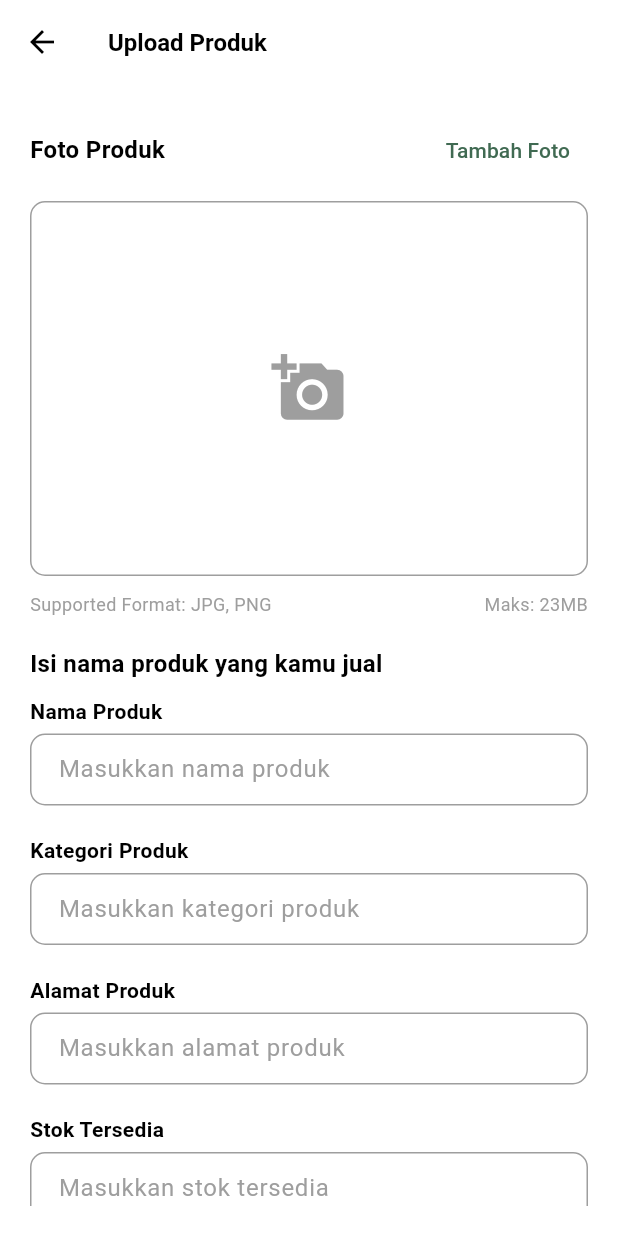
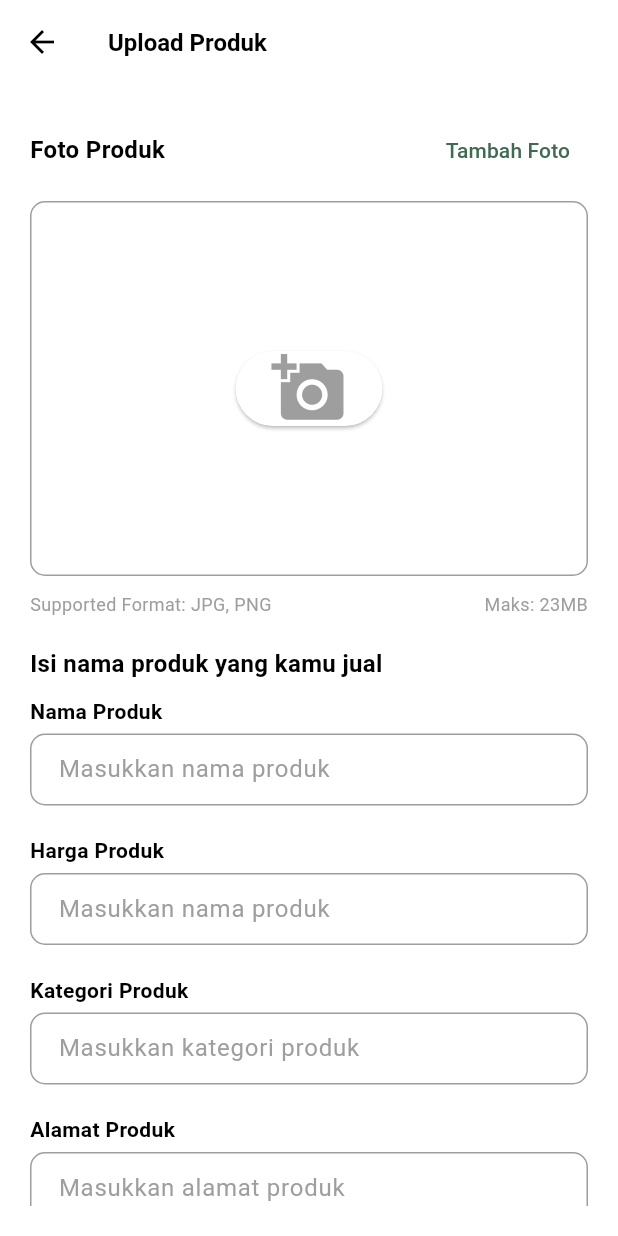
Before and after one commit to firdausmuh/agrolink_app, a Flutter app: the TokoScreen screen opened directly, after a tap on the "add" icon, on a phone screen of 412 x 824 dp. Run offline on Flutter 3.47's test engine with Material 3 defaults, Android fonts, the phone set to English and light mode, and no system bars; our stand-ins replace image_picker, shared_preferences; missing offline and left inert: dart:ffi; accounts and stored records are empty.

Commit message:
update: toko upload 1 data

```diff
--- a/lib/screens/toko/toko_screen.dart
+++ b/lib/screens/toko/toko_screen.dart
@@ -1,8 +1,17 @@
+import 'dart:io';
+
 import 'package:agrolink/screens/toko/upload_produk_screen.dart';
 import 'package:flutter/material.dart';
 
 class TokoScreen extends StatelessWidget {
-  const TokoScreen({super.key});
+  final String? namaProdukUpload;
+  final String? hargaProdukUpload;
+  final File? imageProdukUpload;
+  const TokoScreen(
+      {this.namaProdukUpload,
+      this.hargaProdukUpload,
+      this.imageProdukUpload,
+      super.key});
 
   @override
   Widget build(BuildContext context) {
@@ -16,7 +25,8 @@ class TokoScreen extends StatelessWidget {
         ),
         title: const Text(
           'Toko Saya',
-          style: TextStyle(color: Colors.black, fontSize: 20, fontWeight: FontWeight.w700),
+          style: TextStyle(
+              color: Colors.black, fontSize: 20, fontWeight: FontWeight.w700),
         ),
       ),
       body: Padding(
@@ -30,7 +40,8 @@ class TokoScreen extends StatelessWidget {
               children: [
                 const CircleAvatar(
                   radius: 50,
-                  backgroundImage: AssetImage('assets/images/profile1.png'), // Ganti dengan gambar toko
+                  backgroundImage: AssetImage(
+                      'assets/images/profile1.png'), // Ganti dengan gambar toko
                 ),
                 Positioned(
                   bottom: 0, // Posisikan tombol edit di bawah lingkaran
@@ -38,13 +49,17 @@ class TokoScreen extends StatelessWidget {
                   child: Container(
                     width: 30,
                     height: 30,
-                    decoration: BoxDecoration(
+                    decoration: const BoxDecoration(
                       shape: BoxShape.circle,
-                      color: const Color(0xFF406A52), // Warna latar belakang
+                      color: Color(0xFF406A52), // Warna latar belakang
                     ),
                     child: IconButton(
-                      padding: EdgeInsets.zero, // Hapus padding default dari IconButton
-                      icon: const Icon(Icons.edit, size: 16, color: Colors.white), // Ikon pensil dengan warna putih
+                      padding: EdgeInsets
+                          .zero, // Hapus padding default dari IconButton
+                      icon: const Icon(Icons.edit,
+                          size: 16,
+                          color:
+                              Colors.white), // Ikon pensil dengan warna putih
                       onPressed: () {
                         // Aksi edit
                       },
@@ -64,9 +79,9 @@ class TokoScreen extends StatelessWidget {
             ),
             const SizedBox(height: 5),
             // Status dan alamat
-            Row(
+            const Row(
               mainAxisAlignment: MainAxisAlignment.center,
-              children: const [
+              children: [
                 Icon(Icons.circle, color: Colors.green, size: 12),
                 SizedBox(width: 5),
                 Text(
@@ -81,8 +96,8 @@ class TokoScreen extends StatelessWidget {
               mainAxisAlignment: MainAxisAlignment.spaceBetween,
               children: [
                 // Produk di toko
-                Column(
-                  children: const [
+                const Column(
+                  children: [
                     Text(
                       '5',
                       style: TextStyle(
@@ -98,10 +113,14 @@ class TokoScreen extends StatelessWidget {
                   ],
                 ),
                 // Garis pemisah
-                Container(height: 40, width: 1, color: Colors.grey.shade300,),
+                Container(
+                  height: 40,
+                  width: 1,
+                  color: Colors.grey.shade300,
+                ),
                 // Balas chat & diskusi
-                Column(
-                  children: const [
+                const Column(
+                  children: [
                     Text(
                       '> 1 jam',
                       style: TextStyle(
@@ -117,10 +136,14 @@ class TokoScreen extends StatelessWidget {
                   ],
                 ),
                 // Garis pemisah
-                Container(height: 40, width: 1, color: Colors.grey.shade300,),
+                Container(
+                  height: 40,
+                  width: 1,
+                  color: Colors.grey.shade300,
+                ),
                 // Jam operasional toko
-                Column(
-                  children: const [
+                const Column(
+                  children: [
                     Text(
                       'Buka 24 Jam',
                       style: TextStyle(
@@ -142,16 +165,15 @@ class TokoScreen extends StatelessWidget {
             const SizedBox(height: 10),
             // Daftar produk
             Expanded(
-              child: GridView.builder(
-                itemCount: 5, // Jumlah produk
+              child: GridView(
                 gridDelegate: const SliverGridDelegateWithFixedCrossAxisCount(
                   crossAxisCount: 2,
                   childAspectRatio: 3 / 4,
                   crossAxisSpacing: 10,
                   mainAxisSpacing: 10,
                 ),
-                itemBuilder: (context, index) {
-                  return Card(
+                children: [
+                  Card(
                     elevation: 2,
                     child: Column(
                       crossAxisAlignment: CrossAxisAlignment.start,
@@ -162,7 +184,8 @@ class TokoScreen extends StatelessWidget {
                             decoration: BoxDecoration(
                               borderRadius: BorderRadius.circular(8),
                               image: const DecorationImage(
-                                image: AssetImage('assets/images/retailer/keripik_kentang.png'), // Ganti dengan gambar produk
+                                image: AssetImage(
+                                    'assets/images/retailer/keripik_kentang.png'), // Ganti dengan gambar produk
                                 fit: BoxFit.cover,
                               ),
                             ),
@@ -198,8 +221,61 @@ class TokoScreen extends StatelessWidget {
                         const SizedBox(height: 5),
                       ],
                     ),
-                  );
-                },
+                  ),
+                  namaProdukUpload != null
+                      ? Card(
+                          elevation: 2,
+                          child: Column(
+                            crossAxisAlignment: CrossAxisAlignment.start,
+                            children: [
+                              // Gambar produk
+                              Expanded(
+                                child: Container(
+                                  decoration: BoxDecoration(
+                                    borderRadius: BorderRadius.circular(8),
+                                  ),
+                                  child: Image.file(
+                                    imageProdukUpload!,
+                                    width: double.infinity,
+                                    fit: BoxFit.cover,
+                                  ),
+                                ),
+                              ),
+                              const SizedBox(height: 5),
+                              // Nama produk
+                              Padding(
+                                padding:
+                                    const EdgeInsets.symmetric(horizontal: 8.0),
+                                child: Text(
+                                  namaProdukUpload ?? '',
+                                  style: const TextStyle(
+                                    fontWeight: FontWeight.w700,
+                                    fontSize: 16,
+                                  ),
+                                  maxLines: 1,
+                                  overflow: TextOverflow.ellipsis,
+                                ),
+                              ),
+                              const SizedBox(height: 5),
+                              // Harga produk
+                              Padding(
+                                padding:
+                                    const EdgeInsets.symmetric(horizontal: 8.0),
+                                child: Text(
+                                  hargaProdukUpload ?? '',
+                                  style: const TextStyle(
+                                    fontWeight: FontWeight.w700,
+                                    fontSize: 14,
+                                    color: Colors.green,
+                                  ),
+                                ),
+                              ),
+                              const SizedBox(height: 5),
+                            ],
+                          ),
+                        )
+                      : const SizedBox(),
+                ],
               ),
             ),
           ],
--- a/lib/screens/toko/upload_produk_screen.dart
+++ b/lib/screens/toko/upload_produk_screen.dart
@@ -1,4 +1,9 @@
+import 'package:agrolink/screens/toko/toko_screen.dart';
 import 'package:flutter/material.dart';
+import 'dart:io';
+import 'package:flutter/material.dart';
+import 'package:image_picker/image_picker.dart';
+import 'package:path_provider/path_provider.dart';
 
 class UploadProdukScreen extends StatefulWidget {
   const UploadProdukScreen({super.key});
@@ -9,11 +14,68 @@ class UploadProdukScreen extends StatefulWidget {
 
 class _UploadProdukScreenState extends State<UploadProdukScreen> {
   final List<String> uploadedImages = [];
+  File? _image;
+  final TextEditingController _textController = TextEditingController();
+  final ImagePicker _picker = ImagePicker();
+
+  final TextEditingController _namaController = TextEditingController();
+  final TextEditingController _hargaController = TextEditingController();
+
+  Future<void> _pickImage() async {
+    final pickedFile = await _picker.pickImage(source: ImageSource.gallery);
+    if (pickedFile != null) {
+      File imageFile = File(pickedFile.path);
+
+      final directory = await getApplicationDocumentsDirectory();
+      final path = directory.path;
+      final fileName = DateTime.now().millisecondsSinceEpoch.toString();
+      final savedImage = await imageFile.copy('$path/$fileName.png');
+
+      print(savedImage);
+
+      setState(() {
+        _image = savedImage;
+      });
+    }
+  }
+
+  void _upload() {
+    if (_namaController.text != '' &&
+        _hargaController.text != '' &&
+        _image != null) {
+      ScaffoldMessenger.of(context).showSnackBar(
+        const SnackBar(
+          content: Text("Upload success"),
+          backgroundColor: Colors.green,
+          duration: Duration(seconds: 3),
+        ),
+      );
+
+      Navigator.push(
+        context,
+        MaterialPageRoute(
+          builder: (context) => TokoScreen(
+              namaProdukUpload: _namaController.text,
+              hargaProdukUpload: _hargaController.text,
+              imageProdukUpload: _image),
+        ),
+      );
+    } else {
+      ScaffoldMessenger.of(context).showSnackBar(
+        const SnackBar(
+          content: Text("Check missing data!"),
+          backgroundColor: Colors.red,
+          duration: Duration(seconds: 3),
+        ),
+      );
+    }
+  }
 
   void addPhoto() {
     // Tambahkan logika untuk memilih foto dari galeri
     setState(() {
-      uploadedImages.add('assets/images/produsen/sayur_sawi3sayur_sawi3.png'); // Contoh gambar
+      uploadedImages.add(
+          'assets/images/produsen/sayur_sawi3sayur_sawi3.png'); // Contoh gambar
     });
   }
 
@@ -24,11 +86,15 @@ class _UploadProdukScreenState extends State<UploadProdukScreen> {
         backgroundColor: Colors.white,
         leading: IconButton(
           onPressed: () => Navigator.pop(context),
-          icon: const Icon(Icons.arrow_back, color: Colors.black,),
+          icon: const Icon(
+            Icons.arrow_back,
+            color: Colors.black,
+          ),
         ),
         title: const Text(
           'Upload Produk',
-          style: TextStyle(color: Colors.black, fontSize: 16, fontWeight: FontWeight.w700),
+          style: TextStyle(
+              color: Colors.black, fontSize: 16, fontWeight: FontWeight.w700),
         ),
       ),
       body: Padding(
@@ -49,7 +115,7 @@ class _UploadProdukScreenState extends State<UploadProdukScreen> {
                     ),
                   ),
                   TextButton(
-                    onPressed: addPhoto,
+                    onPressed: _pickImage,
                     child: const Text(
                       'Tambah Foto',
                       style: TextStyle(color: Color(0xFF406A52)),
@@ -65,42 +131,43 @@ class _UploadProdukScreenState extends State<UploadProdukScreen> {
                     borderRadius: BorderRadius.circular(10),
                     border: Border.all(color: Colors.grey),
                   ),
-                child: uploadedImages.isEmpty
-                    ? Center(
-                  child: GestureDetector(
-                    onTap: addPhoto,
+                  child: _image != null
+                      ? Row(
+                          mainAxisAlignment: MainAxisAlignment.center,
+                          children: [
+                            Padding(
+                              padding:
+                                  const EdgeInsets.symmetric(horizontal: 10),
+                              child: Container(
+                                width: 250,
+                                decoration: BoxDecoration(
+                                  borderRadius: BorderRadius.circular(10),
+                                ),
+                                child: Image.file(
+                                  _image!,
+                                  height: 250,
+                                  width: 250,
+                                  fit: BoxFit.cover,
+                                ),
+                              ),
+                            ),
+                          ],
+                        )
+                      : Center(
+                          child: ElevatedButton(
+                            onPressed: _pickImage,
                             child: const Icon(
                               Icons.add_a_photo,
                               size: 50,
                               color: Colors.grey,
                             ),
                           ),
-                )
-                    : ListView.builder(
-                  scrollDirection: Axis.horizontal,
-                  itemCount: uploadedImages.length,
-                  itemBuilder: (context, index) {
-                    return Padding(
-                      padding: const EdgeInsets.symmetric(horizontal: 10),
-                      child: Container(
-                        width: 250,
-                        decoration: BoxDecoration(
-                          borderRadius: BorderRadius.circular(10),
-                          image: DecorationImage(
-                            image: AssetImage(uploadedImages[index]),
-                            fit: BoxFit.cover,
-                          ),
-                        ),
-                      ),
-                    );
-                  },
-                ),
-              ),
+                        )),
               const SizedBox(height: 10),
               // Supported Format dan Maksimal Ukuran
-              Row(
+              const Row(
                 mainAxisAlignment: MainAxisAlignment.spaceBetween,
-                children: const [
+                children: [
                   Text(
                     'Supported Format: JPG, PNG',
                     style: TextStyle(color: Colors.grey, fontSize: 12),
@@ -118,13 +185,22 @@ class _UploadProdukScreenState extends State<UploadProdukScreen> {
                 style: TextStyle(fontWeight: FontWeight.bold, fontSize: 16),
               ),
               const SizedBox(height: 10),
-              buildInputField('Nama Produk', 'Masukkan nama produk'),
-              buildInputField('Kategori Produk', 'Masukkan kategori produk'),
-              buildInputField('Alamat Produk', 'Masukkan alamat produk'),
-              buildInputField('Stok Tersedia', 'Masukkan stok tersedia'),
-              buildInputField('Minimum Pemesanan', 'Masukkan minimum pemesanan'),
-              buildInputField('Kondisi Produk', 'Masukkan kondisi produk'),
+              buildInputField(
+                  'Nama Produk', 'Masukkan nama produk', _namaController),
+              buildInputField(
+                  'Harga Produk', 'Masukkan nama produk', _hargaController),
+              buildInputField('Kategori Produk', 'Masukkan kategori produk',
+                  _textController),
+              buildInputField(
+                  'Alamat Produk', 'Masukkan alamat produk', _textController),
+              buildInputField(
+                  'Stok Tersedia', 'Masukkan stok tersedia', _textController),
+              buildInputField('Minimum Pemesanan', 'Masukkan minimum pemesanan',
+                  _textController),
+              buildInputField(
+                  'Kondisi Produk', 'Masukkan kondisi produk', _textController),
               buildInputField('Deskripsi Produk', 'Masukkan deskripsi produk',
+                  _textController,
                   maxLines: 5),
               const SizedBox(height: 20),
               // Tombol Upload Produk
@@ -140,6 +216,7 @@ class _UploadProdukScreenState extends State<UploadProdukScreen> {
                   ),
                   onPressed: () {
                     // Logika upload produk
+                    _upload();
                   },
                   child: const Text(
                     'Upload Produk',
@@ -154,7 +231,9 @@ class _UploadProdukScreenState extends State<UploadProdukScreen> {
     );
   }
 
-  Widget buildInputField(String label, String hint, {int maxLines = 1}) {
+  Widget buildInputField(
+      String label, String hint, TextEditingController controller,
+      {int maxLines = 1}) {
     return Padding(
       padding: const EdgeInsets.only(bottom: 20),
       child: Column(
@@ -166,6 +245,7 @@ class _UploadProdukScreenState extends State<UploadProdukScreen> {
           ),
           const SizedBox(height: 5),
           TextField(
+            controller: controller,
             maxLines: maxLines,
             decoration: InputDecoration(
               hintText: hint,
@@ -182,8 +262,8 @@ class _UploadProdukScreenState extends State<UploadProdukScreen> {
                 borderRadius: BorderRadius.circular(10),
                 borderSide: const BorderSide(color: Color(0xFF406A52)),
               ),
-              contentPadding: const EdgeInsets.symmetric(
-                  vertical: 10, horizontal: 15),
+              contentPadding:
+                  const EdgeInsets.symmetric(vertical: 10, horizontal: 15),
             ),
           ),
         ],
--- a/pubspec.yaml
+++ b/pubspec.yaml
@@ -38,6 +38,8 @@ dependencies:
   cupertino_icons: ^1.0.8
   shared_preferences: ^2.0.15
   intl: ^0.17.0
+  image_picker: ^0.8.4+4
+  path_provider: ^2.0.2
 
 dev_dependencies:
   flutter_test:
```
Also changed, not shown: pubspec.lock, 8 other files. Lines whose indentation alone changed are shown as unchanged.
